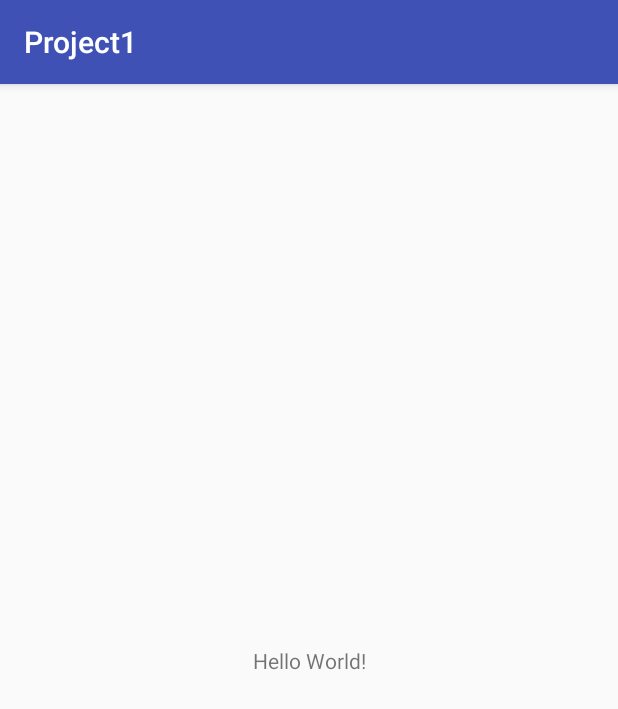
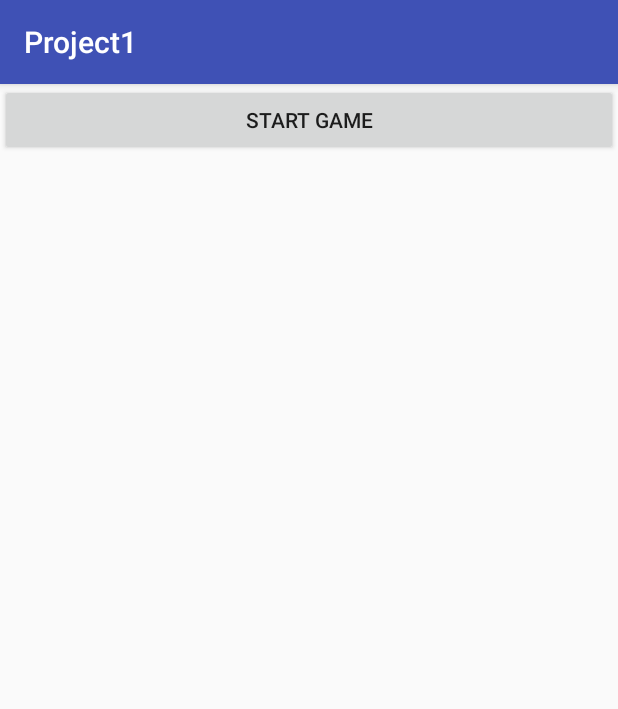
Before and after one commit to schaferandrew/Chess, an Android app: the screen it shows after launch (MainActivity), on a phone screen of 412 x 824 dp. Shown: the top 709 px of the screen. Run offline under Robolectric (Android 15) with nearby library versions, the phone set to English and light mode, and no system bars.

```diff
--- a/app/src/main/AndroidManifest.xml
+++ b/app/src/main/AndroidManifest.xml
@@ -16,6 +16,7 @@
                 <category android:name="android.intent.category.LAUNCHER" />
             </intent-filter>
         </activity>
+        <activity android:name=".ChessActivity"></activity>
     </application>
 
 </manifest>
--- a/app/src/main/res/layout/activity_main.xml
+++ b/app/src/main/res/layout/activity_main.xml
@@ -1,18 +1,17 @@
 <?xml version="1.0" encoding="utf-8"?>
-<android.support.constraint.ConstraintLayout xmlns:android="http://schemas.android.com/apk/res/android"
+<LinearLayout xmlns:android="http://schemas.android.com/apk/res/android"
     xmlns:app="http://schemas.android.com/apk/res-auto"
     xmlns:tools="http://schemas.android.com/tools"
     android:layout_width="match_parent"
     android:layout_height="match_parent"
     tools:context="edu.msu.blaida.project1.MainActivity">
 
-    <TextView
-        android:layout_width="wrap_content"
+    <Button
+        android:id="@+id/button"
+        android:layout_width="0dp"
         android:layout_height="wrap_content"
-        android:text="Hello World!"
-        app:layout_constraintBottom_toBottomOf="parent"
-        app:layout_constraintLeft_toLeftOf="parent"
-        app:layout_constraintRight_toRightOf="parent"
-        app:layout_constraintTop_toTopOf="parent" />
-
-</android.support.constraint.ConstraintLayout>
+        android:layout_weight="1"
+        android:onClick="onStartGame"
+        android:text="@string/start_button"
+        tools:text="Start Game" />
+</LinearLayout>
--- a/app/src/main/res/values/strings.xml
+++ b/app/src/main/res/values/strings.xml
@@ -1,3 +1,4 @@
 <resources>
     <string name="app_name">Project1</string>
+    <string name="start_button">Start Game</string>
 </resources>
```
Also changed, not shown: app/src/main/java/edu/msu/blaida/project1/ChessActivity.java (added, +13 -0 lines), app/src/main/java/edu/msu/blaida/project1/ChessView.java (added, +41 -0 lines), app/src/main/java/edu/msu/blaida/project1/MainActivity.java (+7 -0 lines), app/src/main/res/layout/activity_chess.xml (added, +15 -0 lines), app/src/main/res/values/attrs_chess_view.xml (added, +8 -0 lines).
